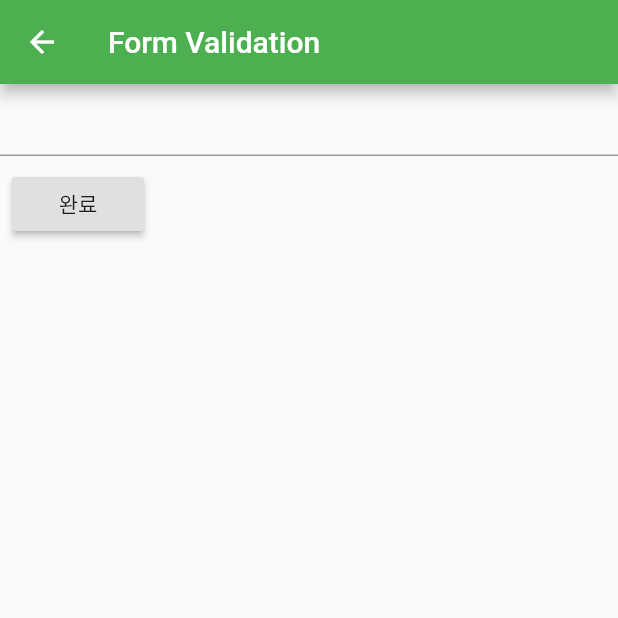
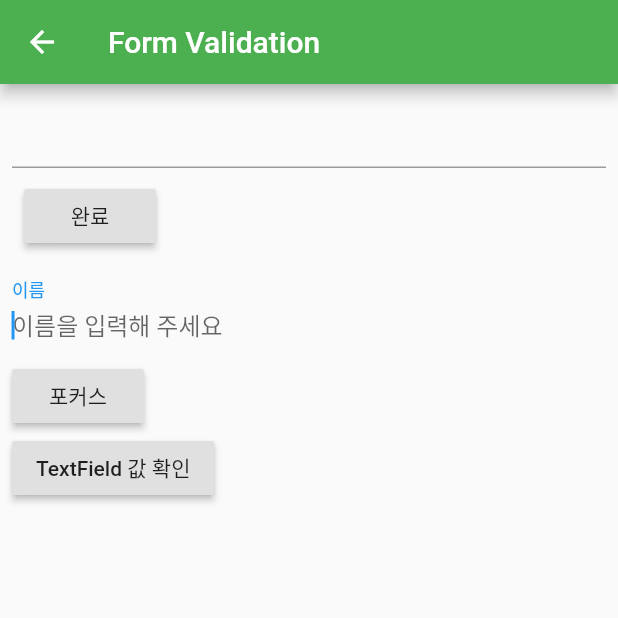
Before and after one commit to jiyeonjoy/flutter_middle_class, a Flutter app: the MyFormValidation screen opened directly, on a phone screen of 412 x 824 dp, the top half of it. Run offline on Flutter 3.47's test engine with Material 2 defaults, Android fonts, the phone set to English and light mode, and no system bars.

Commit message:
TextField, AlertDialog

```diff
--- a/lib/src/my_form_validation.dart
+++ b/lib/src/my_form_validation.dart
@@ -7,8 +7,27 @@ class MyFormValidation extends StatefulWidget {
 
 class _MyFormValidationState extends State<MyFormValidation> {
 
+  // 해당 글상자의 상태를 체크할 수 있게 해주는 전역변수
   final _formKey = GlobalKey<FormState>();
+  // 버튼 누르면 포커스 지정해준 해당에디터로 이동하기 위한 전역변수
+  FocusNode nameFocusNode;
+  // 글상자의 텍스트를 컨트롤 하기위한 컨트롤러
+  final nameController = TextEditingController();
 
+  @override
+  void initState() {
+    super.initState();
+    // 생성
+    nameFocusNode = FocusNode();
+  }
+
+  @override
+  void dispose() {
+    super.dispose();
+    // 해제 해줘야됨!!
+    nameFocusNode.dispose();
+    nameController.dispose();
+  }
   @override
   Widget build(BuildContext context) {
     return Scaffold(
@@ -17,7 +36,9 @@ class _MyFormValidationState extends State<MyFormValidation> {
       ),
       // 글자 입력할 수 있는 TextFormField 꼭 에러 처리 위해 Form 안에 넣어야 함!!
       // Form 클래스를 보면 FormState 를 리턴하는 것을 알 수 있음. 활용해줘야함!!
-      body: Form(
+      body: Padding(
+        padding: const EdgeInsets.all(8.0),
+        child: Form(
           // _formKey를 통해 State를 알 수 있게 지정해줌.
           key: _formKey,
           child: Column(
@@ -50,8 +71,49 @@ class _MyFormValidationState extends State<MyFormValidation> {
                     }
                   },
                 ),
+              ),
+              // 텍스트 폼 필드와 거의 같음. TextField 는 그냥 입력 창.
+              // validator 기능 없음. 나머지 동일!!
+              TextField(
+                controller: nameController,
+                // 글자가 입력되어 바뀔때마다 실행되는 메소드
+                onChanged: (text) {
+                  print(text);
+                },
+                // nameFocusNode를 focusNode로 지정
+                focusNode: nameFocusNode,
+                // 여러 입력 창 중 해당 텍스트 필드에 커서가 놓임!!
+                decoration: InputDecoration(
+                  hintText: '이름을 입력해 주세요',
+                  // 밑줄 생략
+                  border: InputBorder.none,
+                  labelText: '이름',
+                ),
+                autofocus: true,
+              ),
+              RaisedButton(
+                onPressed: () {
+                  // nameFocusNode로 포커스 이동!!
+                  FocusScope.of(context).requestFocus(nameFocusNode);
+                },
+                child: Text('포커스'),),
+              RaisedButton(
+                onPressed: () {
+                  // 글상자 text 값을 가져와서 프린트 함!!
+                  print(nameController.text);
+                  // 글상자 text 값을 가져와서 다이얼로그에 뿌림!!
+                  showDialog(context: context,
+                    builder: (context) {
+                      return AlertDialog(
+                        content: Text(nameController.text),
+                      );
+                    }
+                  );
+                },
+                child: Text('TextField 값 확인'),
               )
             ],
+          ),
         ),
       ),
     );
```
Lines whose indentation alone changed are shown as unchanged.
